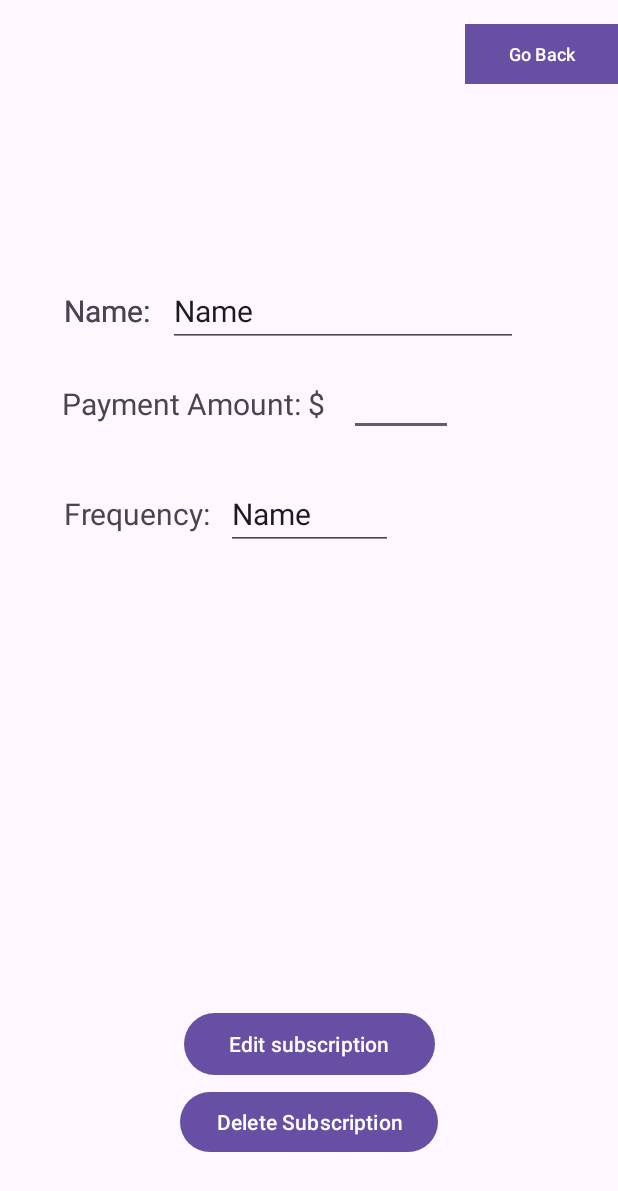
After one commit to hassannauman123/Subscription-Tracker-Android-Application, an Android app: the layout activity_subscription_details.xml on its own in the app's theme, with its tools: preview values and no code run, on a phone screen of 412 x 824 dp. The commit adds this screen. Shown: the top 1191 px of the screen. Run offline under Robolectric (Android 15) with nearby library versions, the phone set to English and light mode, and no system bars.

Commit message:
Fully working app with app proper directories and files

```diff
--- a/app/build.gradle
+++ b/app/build.gradle
@@ -26,6 +26,9 @@ android {
         sourceCompatibility JavaVersion.VERSION_1_8
         targetCompatibility JavaVersion.VERSION_1_8
     }
+    buildFeatures {
+        viewBinding true
+    }
 }
 
 dependencies {
@@ -33,6 +36,8 @@ dependencies {
     implementation 'androidx.appcompat:appcompat:1.6.1'
     implementation 'com.google.android.material:material:1.5.0'
     implementation 'androidx.constraintlayout:constraintlayout:2.1.4'
+    implementation 'androidx.navigation:navigation-fragment:2.5.3'
+    implementation 'androidx.navigation:navigation-ui:2.5.3'
     testImplementation 'junit:junit:4.13.2'
     androidTestImplementation 'androidx.test.ext:junit:1.1.5'
     androidTestImplementation 'androidx.test.espresso:espresso-core:3.5.1'
--- a/app/src/main/AndroidManifest.xml
+++ b/app/src/main/AndroidManifest.xml
@@ -13,6 +13,9 @@
         android:theme="@style/Theme.Track_it"
         tools:targetApi="31">
         <activity
+            android:name=".Presentation.SubscriptionDetailsActivity"
+            android:exported="false" />
+        <activity
             android:name=".Presentation.AddSubscriptionActivity"
             android:exported="false" />
         <activity
--- a/app/src/main/java/com/track_it/logic/AddSubscriptionHandler.java
+++ b/app/src/main/java/com/track_it/logic/AddSubscriptionHandler.java
@@ -11,12 +11,9 @@ public class AddSubscriptionHandler extends SubscriptionHandler {
 
     {
 
-        validateName(subscriptionToAdd.getName());
-        validateFrequency(subscriptionToAdd.getPaymentFrequency());
-        validatePaymentAmount(subscriptionToAdd.getTotalPaymentInCents());
+        validateWholeSubscription(subscriptionToAdd);
 
         DataBase dataBaseHandler = new DataBase();
-
         dataBaseHandler.addSubscriptionDataBase(subscriptionToAdd); // Added to dataBase!!
 
     }
--- /dev/null
+++ b/app/src/main/res/layout/activity_subscription_details.xml
@@ -0,0 +1,142 @@
+<?xml version="1.0" encoding="utf-8"?>
+<androidx.constraintlayout.widget.ConstraintLayout xmlns:android="http://schemas.android.com/apk/res/android"
+    xmlns:app="http://schemas.android.com/apk/res-auto"
+    xmlns:tools="http://schemas.android.com/tools"
+    android:layout_width="match_parent"
+    android:layout_height="match_parent"
+    tools:context=".Presentation.SubscriptionDetailsActivity">
+
+    <TextView
+        android:id="@+id/textView7"
+        android:layout_width="wrap_content"
+        android:layout_height="wrap_content"
+        android:layout_marginStart="1dp"
+        android:text="Name:  "
+        android:textSize="20sp"
+        app:layout_constraintBaseline_toBaselineOf="@+id/textView13"
+        app:layout_constraintStart_toStartOf="@+id/textView12" />
+
+    <TextView
+        android:id="@+id/textView11"
+        android:layout_width="wrap_content"
+        android:layout_height="wrap_content"
+        android:layout_marginEnd="10dp"
+        android:text="Frequency:"
+        android:textSize="20sp"
+        app:layout_constraintBaseline_toBaselineOf="@+id/detail_subscription_frequency"
+        app:layout_constraintEnd_toStartOf="@+id/detail_subscription_frequency" />
+
+    <TextView
+        android:id="@+id/textView12"
+        android:layout_width="wrap_content"
+        android:layout_height="wrap_content"
+        android:layout_marginStart="41dp"
+        android:text="Payment Amount: $"
+        android:textSize="20sp"
+        app:layout_constraintBaseline_toBaselineOf="@+id/detail_subscription_amount"
+        app:layout_constraintStart_toStartOf="parent" />
+
+    <TextView
+        android:id="@+id/textView13"
+        android:layout_width="wrap_content"
+        android:layout_height="wrap_content"
+        android:layout_marginTop="193dp"
+        android:text="Name:  "
+        android:textSize="20sp"
+        app:layout_constraintStart_toStartOf="@+id/textView7"
+        app:layout_constraintTop_toTopOf="parent" />
+
+    <Button
+        android:id="@+id/details_delete_subscription"
+        android:layout_width="wrap_content"
+        android:layout_height="wrap_content"
+        android:layout_marginBottom="52dp"
+        android:text="Delete Subscription"
+        app:layout_constraintBottom_toBottomOf="parent"
+        app:layout_constraintEnd_toEndOf="parent"
+        app:layout_constraintStart_toStartOf="parent" />
+
+    <TextView
+        android:id="@+id/details_general_error"
+        android:layout_width="wrap_content"
+        android:layout_height="wrap_content"
+        android:layout_marginStart="115dp"
+        android:layout_marginTop="40dp"
+        android:layout_marginEnd="114dp"
+        android:text="gettgere"
+        android:textAlignment="center"
+        android:textColor="#FF0000"
+        android:textColorHighlight="#FF0000"
+        android:textColorHint="#FF0000"
+        android:textColorLink="#FF0000"
+        android:textSize="20sp"
+        android:visibility="invisible"
+        app:layout_constraintEnd_toEndOf="@+id/detail_subscription_name"
+        app:layout_constraintStart_toStartOf="@+id/textView7"
+        app:layout_constraintTop_toTopOf="parent"
+        tools:visibility="invisible" />
+
+    <Button
+        android:id="@+id/details_edit_subscription"
+        android:layout_width="167dp"
+        android:layout_height="49dp"
+        android:layout_marginBottom="3dp"
+        android:background="@null"
+        android:text="Edit subscription"
+        app:layout_constraintBottom_toTopOf="@+id/details_delete_subscription"
+        app:layout_constraintEnd_toEndOf="parent"
+        app:layout_constraintStart_toStartOf="parent" />
+
+
+    <EditText
+        android:id="@+id/detail_subscription_amount"
+        android:layout_width="69dp"
+        android:layout_height="43dp"
+        android:layout_marginStart="16dp"
+        android:layout_marginTop="16dp"
+
+        android:ems="2"
+        android:inputType="numberDecimal"
+        app:layout_constraintStart_toEndOf="@+id/textView12"
+        app:layout_constraintTop_toBottomOf="@+id/detail_subscription_name" />
+
+    <EditText
+        android:id="@+id/detail_subscription_name"
+        android:layout_width="wrap_content"
+        android:layout_height="wrap_content"
+        android:layout_marginStart="68dp"
+        android:layout_marginEnd="65dp"
+
+        android:ems="10"
+        android:text="Name"
+        android:textSize="20sp"
+        app:layout_constraintBaseline_toBaselineOf="@+id/textView7"
+        app:layout_constraintEnd_toEndOf="parent"
+        app:layout_constraintStart_toStartOf="@+id/textView7" />
+
+    <EditText
+        android:id="@+id/detail_subscription_frequency"
+        android:layout_width="111dp"
+        android:layout_height="wrap_content"
+        android:layout_marginTop="36dp"
+
+        android:ems="10"
+        android:text="Name"
+        android:textSize="20sp"
+        app:layout_constraintEnd_toEndOf="parent"
+        app:layout_constraintStart_toStartOf="parent"
+        app:layout_constraintTop_toBottomOf="@+id/textView12" />
+
+    <Button
+        android:id="@+id/go_home"
+        android:layout_width="102dp"
+        android:layout_height="40dp"
+        android:layout_marginTop="16dp"
+        android:background="@android:color/white"
+        android:text="Go Back"
+        android:textColor="@android:color/white"
+        android:textSize="12sp"
+        app:layout_constraintEnd_toEndOf="parent"
+        app:layout_constraintTop_toTopOf="parent" />
+
+</androidx.constraintlayout.widget.ConstraintLayout>
```
Also changed, not shown: app/src/main/java/com/track_it/Presentation/AddSubscriptionActivity.java (+24 -62 lines), app/src/main/java/com/track_it/Presentation/MainActivity.java (+15 -5 lines), app/src/main/java/com/track_it/Presentation/SubscriptionDetailsActivity.java (added, +315 -0 lines), app/src/main/java/com/track_it/domainObject/SubscriptionObj.java (+19 -4 lines), app/src/main/java/com/track_it/logic/SubscriptionGetHandler.java (added, +18 -0 lines), app/src/main/java/com/track_it/logic/SubscriptionHandler.java (+17 -0 lines), app/src/main/java/com/track_it/persistence/DataBase.java (+40 -6 lines), app/src/main/res/values/strings.xml (+44 -0 lines).
